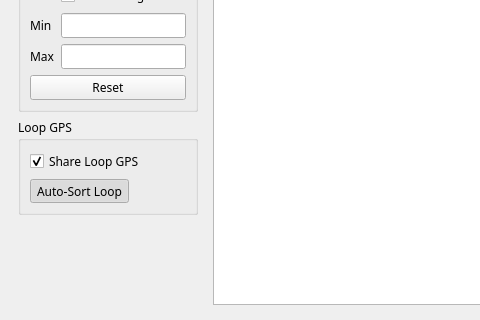
Eric-Meunier/Processor-Suite, file src/qt_ui/pem_editor_window.ui: the form before one commit; both pictures show x 0 to 480 and y 263 to 583 of the 1029 by 583 pixel window.
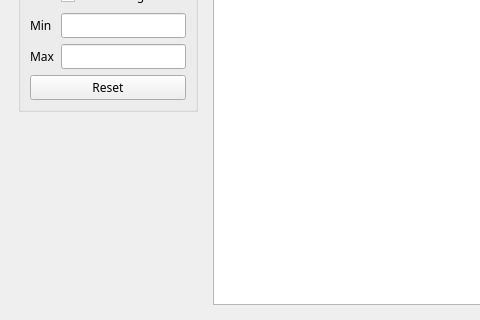
The form after the commit.

Commit message: Got rid of the Share Loop GPS toggle

Diff of the .ui file:
```diff
--- a/src/qt_ui/pem_editor_window.ui
+++ b/src/qt_ui/pem_editor_window.ui
@@ -336,67 +336,6 @@
          </layout>
         </widget>
        </item>
-       <item row="4" column="0">
-        <widget class="QGroupBox" name="groupBox">
-         <property name="sizePolicy">
-          <sizepolicy hsizetype="Fixed" vsizetype="Preferred">
-           <horstretch>0</horstretch>
-           <verstretch>0</verstretch>
-          </sizepolicy>
-         </property>
-         <property name="minimumSize">
-          <size>
-           <width>180</width>
-           <height>0</height>
-          </size>
-         </property>
-         <property name="maximumSize">
-          <size>
-           <width>180</width>
-           <height>16777215</height>
-          </size>
-         </property>
-         <property name="font">
-          <font>
-           <family>Malgun Gothic</family>
-          </font>
-         </property>
-         <property name="title">
-          <string>Loop GPS</string>
-         </property>
-         <layout class="QFormLayout" name="formLayout">
-          <item row="0" column="0">
-           <widget class="QCheckBox" name="share_loop_gps_checkbox">
-            <property name="text">
-             <string>Share Loop GPS</string>
-            </property>
-            <property name="checked">
-             <bool>true</bool>
-            </property>
-           </widget>
-          </item>
-          <item row="1" column="0">
-           <widget class="QToolButton" name="sort_loop_button">
-            <property name="minimumSize">
-             <size>
-              <width>0</width>
-              <height>24</height>
-             </size>
-            </property>
-            <property name="text">
-             <string>Auto-Sort Loop</string>
-            </property>
-            <property name="checkable">
-             <bool>true</bool>
-            </property>
-            <property name="checked">
-             <bool>true</bool>
-            </property>
-           </widget>
-          </item>
-         </layout>
-        </widget>
-       </item>
       </layout>
      </widget>
     </item>
```
The commit also changes 3 other files.
